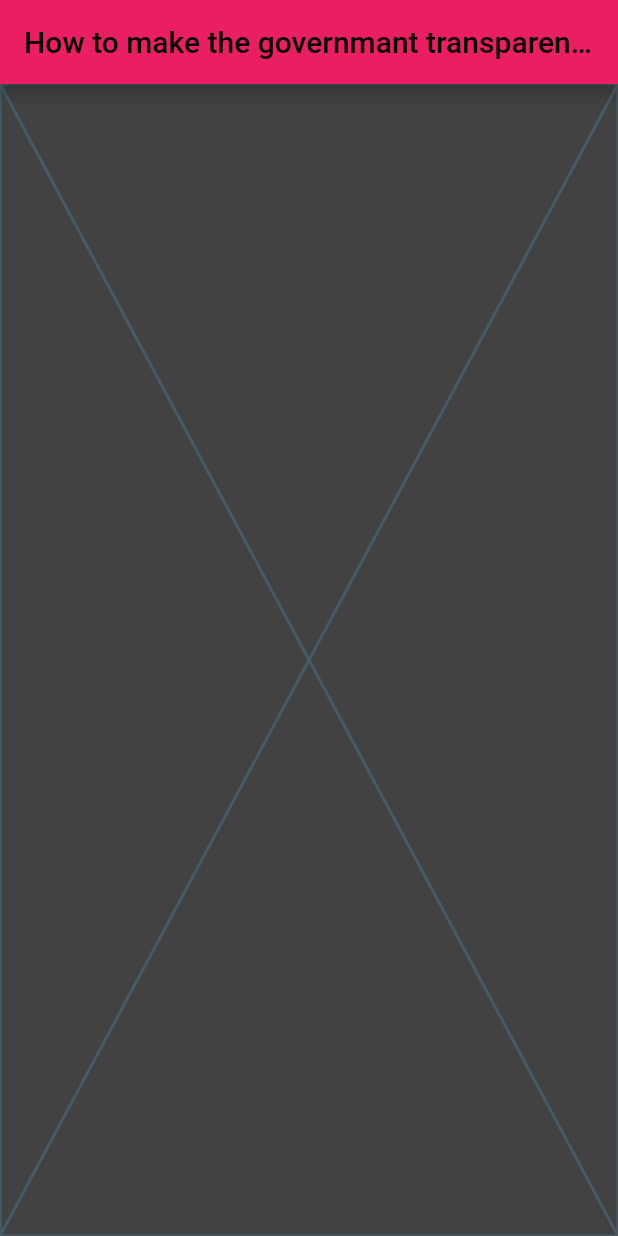
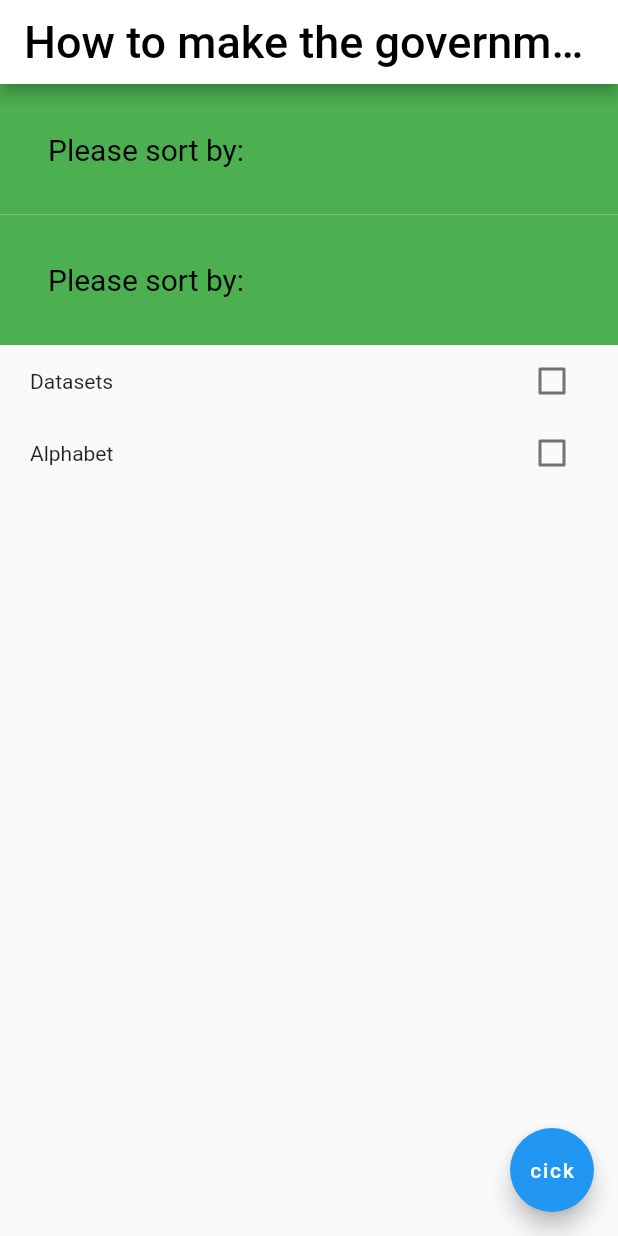
Before and after one commit to leoooncl/Tech4Germany_Solution, a Flutter app: the screen it shows after launch, on a phone screen of 412 x 824 dp. Run offline on Flutter 3.47's test engine with Material 2 defaults, Android fonts, the phone set to English and light mode, and no system bars; missing offline and left inert: dart:html.

Commit message:
created basic widget tree plus two checkboxes

```diff
--- a/t4gopengov/lib/main.dart
+++ b/t4gopengov/lib/main.dart
@@ -12,10 +12,11 @@ const GOVDATA_KEY = String.fromEnvironment(
 //in system variables: --dart-define=GOVDATE_KEY=
 
 // Functions
-void main() {
-  runApp(const MyApp());
-}
+void main() => runApp(MaterialApp(
+      home: HomeScreen(), //we could imagine more sides/ screens
+    ));
 
+//API request
 void APIfunction() {
 //send API request to OpenGov
   var prompt; //created because otherwise problem
@@ -38,73 +39,158 @@ void APIfunction() {
   );
 }
 
-class MyApp extends StatelessWidget {
-  //everything in Flutter is organized in widgets
-  const MyApp({Key? key}) : super(key: key);
-  //MyApp is the name, StatelessWidget is one widget you can choose from
-  @override //always need to override and then return what you want to show at the widget
+//Classes
+class HomeScreen extends StatelessWidget {
+  const HomeScreen({Key? key}) : super(key: key);
+
+  @override //redefining the build function of Stateless Widget
   Widget build(BuildContext context) {
-    return MaterialApp(
-      //Widget from Flutter
-      title: 'Flutter Demo',
-      debugShowCheckedModeBanner: false, //debug pannel gets away
-
-      theme: ThemeData(
-          //basic colors, themes,
-
-          primaryColor: Colors.white,
-          primarySwatch: Colors.pink, //updates every color of the app
-          scaffoldBackgroundColor: Colors.grey.shade800),
-      home: const MyHomePage(
-          title: 'How to make the governmant transparent - fast'),
+    return Scaffold(
+      appBar: AppBar(
+        title: const Text(
+          'How to make the government transparent - fast',
+          style: TextStyle(
+            color: Colors.black,
+            fontSize: 30,
+          ),
+        ),
+        centerTitle: true,
+        backgroundColor: Colors.white,
+      ),
+      body: Column(
+        // Zeilen in denen die verschiedenen Elemente aufgelistet sind
+        children: [
+          /*1* Sorting*/
+          sortingSection,
+          /*2* List*/
+          sortingSection,
+          const MyCheckboxDataset(),
+          const MyCheckboxAlphabet(),
+        ],
+      ),
+      floatingActionButton: const FloatingActionButton(
+        onPressed: null,
+        child: Text('cick'),
+      ),
     );
   }
 }
 
-class MyHomePage extends StatefulWidget {
-  //another widget (internal state, that is kept, internal date that can be kept)
-  const MyHomePage({Key? key, required this.title}) : super(key: key);
+// Widget for the selection of Dataset and Alphabet
+Widget sortingSection = Container(
+  padding: const EdgeInsets.all(32),
+  decoration: BoxDecoration(color: Colors.green),
+  child: Column(
+    crossAxisAlignment:
+        CrossAxisAlignment.start, //don't know some kind of align
+    children: [
+      const Text(
+        'Please sort by:',
+        style: TextStyle(
+          color: Colors.black,
+          fontSize: 20,
+        ),
+      ),
+      Container(
+        color: Colors.blue,
+        child: Row(
+          children: const [
+            //MyCheckboxAlphabet(),
+            //MyCheckboxDataset(),
+          ],
+        ),
+      )
+    ],
+  ),
+);
 
-  final String title;
+// Widget for CheckboxListTile
+class LabeledCheckbox extends StatelessWidget {
+  const LabeledCheckbox({
+    Key? key,
+    required this.label,
+    required this.padding,
+    required this.value,
+    required this.onChanged,
+  }) : super(key: key);
+
+  final String label;
+  final EdgeInsets padding;
+  final bool value;
+  final ValueChanged<bool> onChanged;
 
   @override
-  State<MyHomePage> createState() => _MyHomePageState();
-}
-
-class _MyHomePageState extends State<MyHomePage> {
-  @override
   Widget build(BuildContext context) {
-    return Scaffold(
-      appBar: AppBar(
-        title: Text(widget.title),
-        centerTitle: true, // Titel wird zentriert
-        textTheme: Theme.of(context).textTheme.apply(
-              //
-              bodyColor: Colors.black,
-              displayColor: Colors.black,
+    return InkWell(
+      onTap: () {
+        onChanged(!value);
+      },
+      child: Padding(
+        padding: padding,
+        child: Row(
+          children: <Widget>[
+            Expanded(child: Text(label)),
+            Checkbox(
+              value: value,
+              onChanged: (bool? newValue) {
+                onChanged(newValue!);
+              },
             ),
+          ],
+        ),
       ),
-      body: Placeholder(),
     );
   }
 }
 
-class Sorting_ extends StatefulWidget {
-  const Sorting_({Key? key}) : super(key: key);
+// Checkbox for Dataset
+class MyCheckboxDataset extends StatefulWidget {
+  const MyCheckboxDataset({Key? key}) : super(key: key);
+
+  @override
+  State<MyCheckboxDataset> createState() => _MyCheckboxDatasetState();
+}
+
+class _MyCheckboxDatasetState extends State<MyCheckboxDataset> {
+  bool _isSelected = false;
 
   @override
   Widget build(BuildContext context) {
-    return Column(
-      children: const [
-        Text("Hallo Welt"),
-        Text("Hallo neue Welt"),
-      ],
+    return LabeledCheckbox(
+      label: 'Datasets',
+      padding: const EdgeInsets.symmetric(horizontal: 20.0),
+      value: _isSelected,
+      onChanged: (bool newValue) {
+        setState(() {
+          _isSelected = newValue;
+        });
+      },
     );
   }
+}
+
+// Checkbox for Alphabet
+class MyCheckboxAlphabet extends StatefulWidget {
+  const MyCheckboxAlphabet({Key? key}) : super(key: key);
 
   @override
-  State<StatefulWidget> createState() {
-    // TODO: implement createState
-    throw UnimplementedError();
+  State<MyCheckboxAlphabet> createState() => _MyCheckboxAlphabetState();
+}
+
+class _MyCheckboxAlphabetState extends State<MyCheckboxAlphabet> {
+  bool _isSelected = false;
+
+  @override
+  Widget build(BuildContext context) {
+    return LabeledCheckbox(
+      label: 'Alphabet',
+      padding: const EdgeInsets.symmetric(horizontal: 20.0),
+      value: _isSelected,
+      onChanged: (bool newValue) {
+        setState(() {
+          _isSelected = newValue;
+        });
+      },
+    );
   }
 }
```
